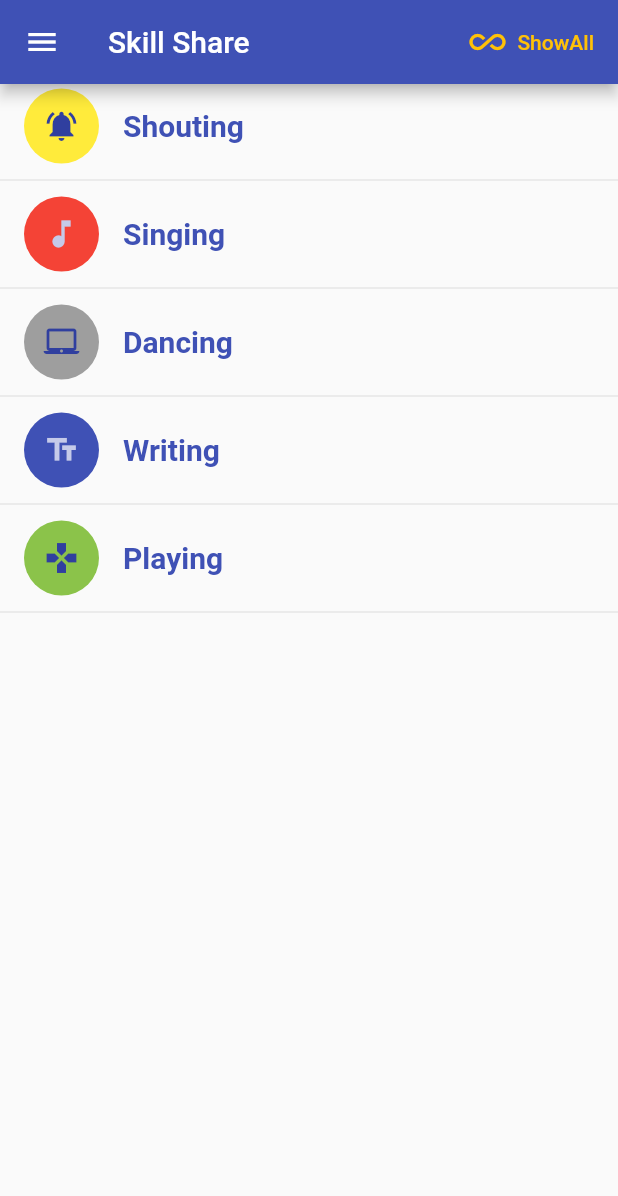
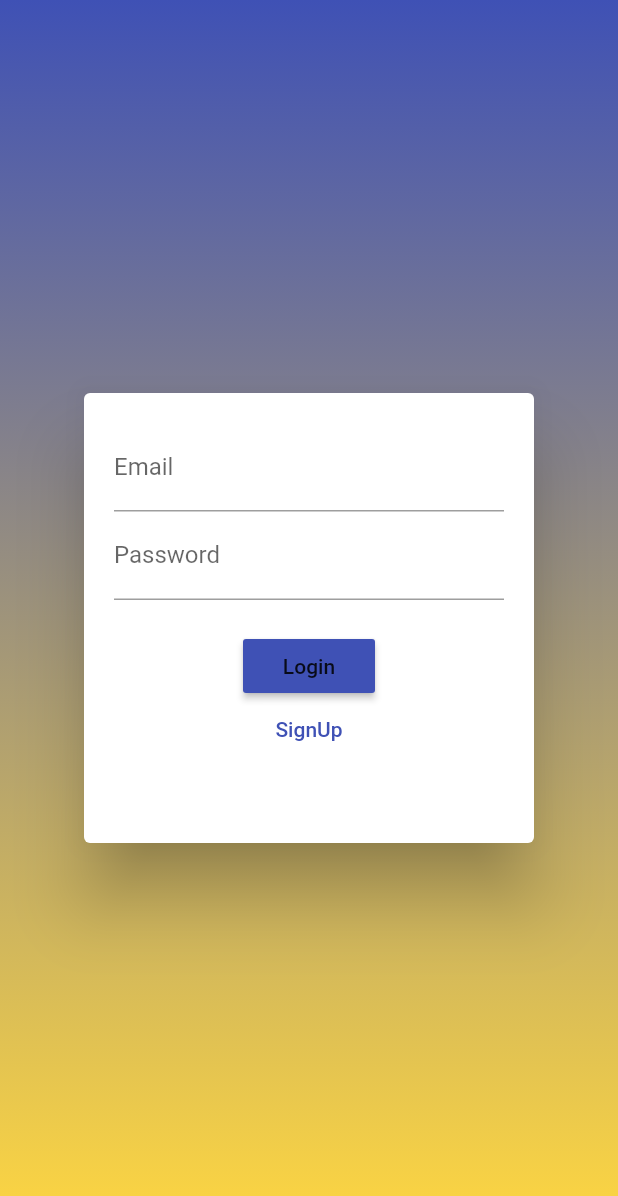
Before and after one commit to SmilingFarood/shareskill, a Flutter app: the screen it shows after launch, on a phone screen of 412 x 824 dp. Shown: the top 1196 px of the screen. Run offline on Flutter 3.47's test engine with Material 2 defaults, Android fonts, the phone set to English and light mode, and no system bars; our stand-ins replace image_picker.

Commit message:
Added more screens

```diff
--- a/lib/main.dart
+++ b/lib/main.dart
@@ -3,9 +3,13 @@ import 'package:provider/provider.dart';
 import 'package:shareskill/providers/user_category.dart';
 import 'package:shareskill/providers/user_profile.dart';
 import 'package:shareskill/screens/all_profiles.dart';
+import 'package:shareskill/screens/auth_screen.dart';
+import 'package:shareskill/screens/category_input_screen.dart';
 import 'package:shareskill/screens/category_screen.dart';
 import 'package:shareskill/screens/edit_profile_screen.dart';
+import 'package:shareskill/screens/name_input_screen.dart';
 import 'package:shareskill/screens/profile_list_screen.dart';
+import 'package:shareskill/screens/profile_photo_screen.dart';
 import 'package:shareskill/screens/single_user_profile_screen.dart';
 
 void main() {
@@ -49,15 +53,18 @@ class MyApp extends StatelessWidget {
               fontWeight: FontWeight.w600,
               fontSize: 15,
             ),
-
           ),
         ),
-        home: CategoryListScreen(),
+        home: AuthScreen(),
         routes: {
+          CategoryListScreen.routeName: (ctx) => CategoryListScreen(),
           ProfileListScreen.routeName: (ctx) => ProfileListScreen(),
           AllProfiles.routeName: (ctx) => AllProfiles(),
           EditProfileScreen.routeName: (ctx) => EditProfileScreen(),
           SingleUserProfileScreen.routeName: (ctx) => SingleUserProfileScreen(),
+          NameInputScreen.routeName: (ctx) => NameInputScreen(),
+          ProfilePhotoScreen.routeName: (ctx) => ProfilePhotoScreen(),
+          CategoryInputScreen.routeName: (ctx) => CategoryInputScreen(),
         },
       ),
     );
--- a/lib/models/category.dart
+++ b/lib/models/category.dart
@@ -7,9 +7,9 @@ class Category {
   final Color color;
 
   Category({
-    @required this.id,
+    this.id,
     @required this.title,
-    @required this.icon,
-    @required this.color,
+    this.icon,
+    this.color,
   });
 }
--- a/lib/models/profile.dart
+++ b/lib/models/profile.dart
@@ -7,6 +7,7 @@ class Profile {
   final String name;
   final File photo;
   final List<String> category;
+
   final String address;
 
   Profile({
--- a/lib/providers/user_category.dart
+++ b/lib/providers/user_category.dart
@@ -34,6 +34,36 @@ class UserCategory with ChangeNotifier {
       icon: Icon(Icons.games),
       color: Colors.lightGreen,
     ),
+    Category(
+      id: 'cat5',
+      title: 'Alarming',
+      icon: Icon(Icons.notifications_active),
+      color: Colors.yellow,
+    ),
+    Category(
+      id: 'cat6',
+      title: 'Dont even know',
+      icon: Icon(Icons.music_note),
+      color: Colors.red,
+    ),
+    Category(
+      id: 'cat7',
+      title: 'Coding',
+      icon: Icon(Icons.laptop_mac),
+      color: Colors.grey,
+    ),
+    Category(
+      id: 'cat8',
+      title: 'Data',
+      icon: Icon(Icons.text_fields),
+      color: Colors.indigo,
+    ),
+    Category(
+      id: 'cat4',
+      title: 'Playing',
+      icon: Icon(Icons.games),
+      color: Colors.lightGreen,
+    ),
   ];
 
   List<Category> get categories {
--- /dev/null
+++ b/lib/screens/auth_screen.dart
@@ -0,0 +1,150 @@
+import 'package:flutter/material.dart';
+import 'package:shareskill/screens/name_input_screen.dart';
+
+enum AuthState { Signup, Login }
+
+class AuthScreen extends StatelessWidget {
+  const AuthScreen({Key key}) : super(key: key);
+
+  @override
+  Widget build(BuildContext context) {
+    return Scaffold(
+      // appBar: AppBar(),
+      body: Stack(
+        children: <Widget>[
+          Container(
+            decoration: BoxDecoration(
+              gradient: LinearGradient(
+                colors: [
+                  Colors.indigo,
+                  Colors.amberAccent,
+                ],
+                begin: Alignment.topCenter,
+                end: Alignment.bottomCenter,
+                stops: [0, 1],
+              ),
+            ),
+          ),
+          Container(
+            child: Center(child: AuthenticationCard()),
+          ),
+        ],
+      ),
+    );
+  }
+}
+
+class AuthenticationCard extends StatefulWidget {
+  AuthenticationCard({Key key}) : super(key: key);
+
+  @override
+  _AuthenticationCardState createState() => _AuthenticationCardState();
+}
+
+class _AuthenticationCardState extends State<AuthenticationCard> {
+  var _isLoading = false;
+  final _passwordController = TextEditingController();
+  AuthState _authState = AuthState.Login;
+
+  void _switchAuthStatus() {
+    if (_authState == AuthState.Login) {
+      setState(() {
+        _authState = AuthState.Signup;
+      });
+    } else {
+      setState(() {
+        _authState = AuthState.Login;
+      });
+    }
+  }
+
+  void _signUp() {
+    Navigator.of(context).pushNamed(NameInputScreen.routeName);
+  }
+  void _login() {
+    //
+  }
+
+  @override
+  Widget build(BuildContext context) {
+    return Container(
+      child: Card(
+        elevation: 20,
+        child: Container(
+          height: _authState == AuthState.Signup
+              ? MediaQuery.of(context).size.height * 0.45
+              : MediaQuery.of(context).size.height * 0.364,
+          width: 300,
+          padding: EdgeInsets.all(20),
+          child: Form(
+            child: Column(
+              children: <Widget>[
+                TextFormField(
+                  decoration: InputDecoration(labelText: 'Email'),
+                  keyboardType: TextInputType.emailAddress,
+                  validator: (value) {
+                    if (value.isNotEmpty) {
+                      return 'Value';
+                    }
+                    // Come back to this later
+                    return value;
+                  },
+                ),
+                TextFormField(
+                  decoration: InputDecoration(labelText: 'Password'),
+                  keyboardType: TextInputType.emailAddress,
+                  obscureText: true,
+                  controller: _passwordController,
+                  validator: (value) {
+                    if (value.isNotEmpty) {
+                      return 'Value';
+                    }
+                    // Come back to this later
+                    return value;
+                  },
+                ),
+                if (_authState == AuthState.Signup)
+                  TextFormField(
+                    enabled: _authState == AuthState.Signup,
+                    decoration: InputDecoration(labelText: 'Confirm Password'),
+                    obscureText: true,
+                    validator: _authState == AuthState.Signup
+                        ? (value) {
+                            if (value == _passwordController.text) {
+                              // return 'Incorrect Password';
+                            }
+                            // Come back yto this
+                            return 'Password Mismatch';
+                          }
+                        : null,
+                  ),
+                SizedBox(
+                  height: 20,
+                ),
+                if (_isLoading)
+                  CircularProgressIndicator()
+                else
+                  RaisedButton(
+                    onPressed: () {
+                      _authState == AuthState.Signup ? _signUp() : _login();
+                    },
+                    child: Text(
+                        _authState == AuthState.Signup ? 'SignUp' : 'Login'),
+                    color: Theme.of(context).primaryColor,
+                  ),
+                FlatButton(
+                  onPressed: _switchAuthStatus,
+                  child: Text(_authState == AuthState.Signup
+                      ? 'Login Instead'
+                      : 'SignUp'),
+                  materialTapTargetSize: MaterialTapTargetSize.shrinkWrap,
+                  textColor: Theme.of(context).primaryColor,
+                ),
+              ],
+            ),
+          ),
+        ),
+      ),
+    );
+  }
+}
--- a/lib/screens/category_screen.dart
+++ b/lib/screens/category_screen.dart
@@ -7,6 +7,7 @@ import 'package:shareskill/widgets/category_list.dart';
 
 class CategoryListScreen extends StatelessWidget {
   const CategoryListScreen({Key key}) : super(key: key);
+  static const routeName = '/category-list-screen';
 
   @override
   Widget build(BuildContext context) {
--- a/lib/widgets/single_user_profile.dart
+++ b/lib/widgets/single_user_profile.dart
@@ -48,7 +48,8 @@ class SingleUserProfile extends StatelessWidget {
                   child: Card(
                     elevation: 5,
                     child: Container(
-                      height: 150,
+
+                      height: 180,
                       width: double.infinity,
                       margin: const EdgeInsets.symmetric(
                           vertical: 6, horizontal: 10),
@@ -110,7 +111,7 @@ class SingleUserProfile extends StatelessWidget {
                   child: Card(
                     elevation: 5,
                     child: Container(
-                      margin: const EdgeInsets.symmetric(vertical: 6),
+                      margin: const EdgeInsets.symmetric(vertical: 25),
                       child: Column(
                         children: <Widget>[
                           Text(
--- a/pubspec.yaml
+++ b/pubspec.yaml
@@ -24,6 +24,7 @@ dependencies:
   flutter:
     sdk: flutter
   provider: ^4.0.5
+  image_picker: ^0.6.6+5
 
 
   # The following adds the Cupertino Icons font to your application.
```
Also changed, not shown: lib/screens/category_input_screen.dart (added, +95 -0 lines), lib/screens/name_input_screen.dart (added, +139 -0 lines), lib/screens/profile_photo_screen.dart (added, +155 -0 lines), pubspec.lock, 1 other file.
